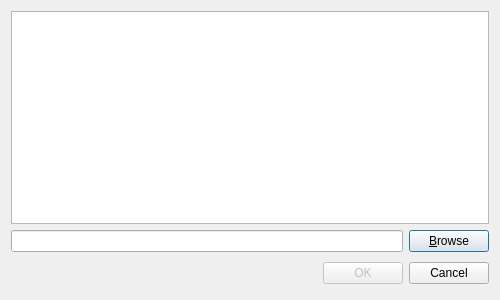
First picture: the form in source/selectprocessdialog.ui, repository martin-kudlicka/cpu-limiter, before the edit.
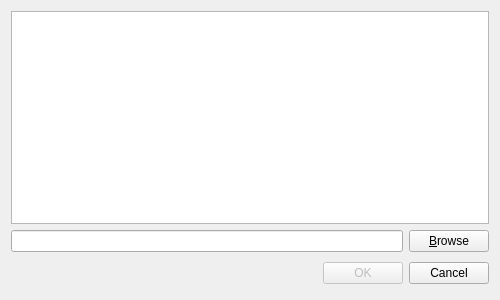
Second picture: the form after the edit.

Commit message: - Browse button auto-default

```diff
--- a/source/selectprocessdialog.ui
+++ b/source/selectprocessdialog.ui
@@ -34,6 +34,9 @@
        <property name="text">
         <string>&amp;Browse</string>
        </property>
+       <property name="autoDefault">
+        <bool>false</bool>
+       </property>
       </widget>
      </item>
     </layout>
```
